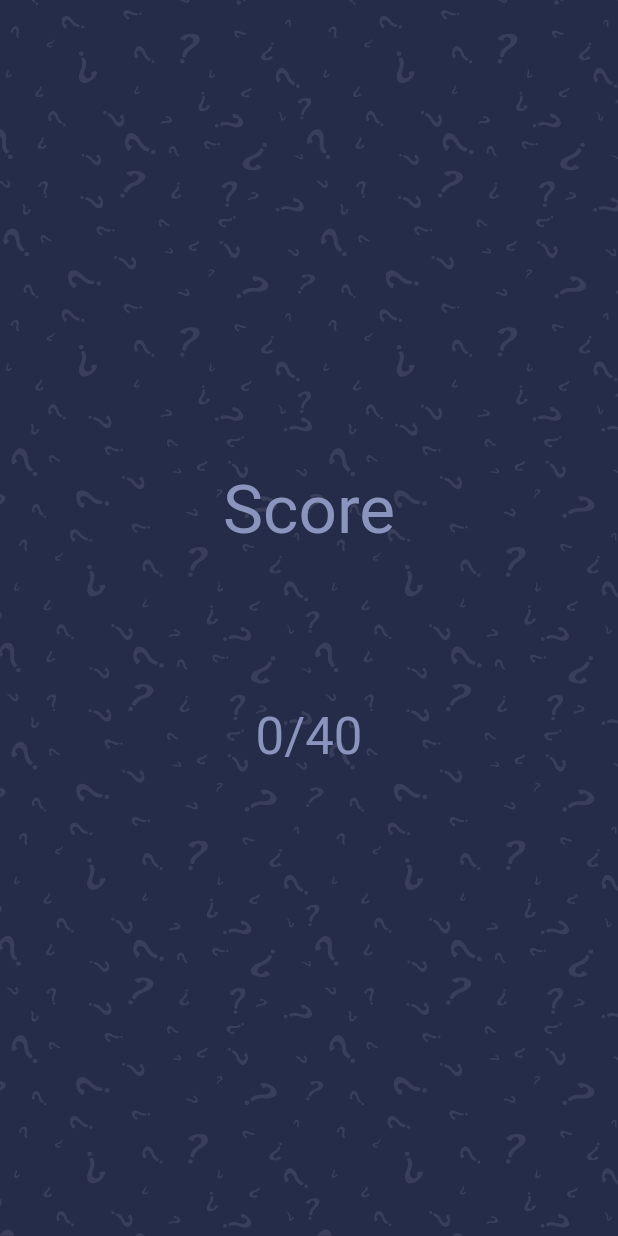
After one commit to salsabilelshiekh2022/Quiz-app, a Flutter app: the screen it shows after launch, on a phone screen of 412 x 824 dp. The commit adds this screen. Run offline on Flutter 3.47's test engine with Material 2 defaults, Android fonts, the phone set to English and light mode, and no system bars; our stand-ins replace bloc, flutter_bloc, flutter_svg.

Commit message:
create score screen

```diff
--- a/lib/main.dart
+++ b/lib/main.dart
@@ -2,7 +2,7 @@ import 'package:flutter/material.dart';
 import 'package:flutter_bloc/flutter_bloc.dart';
 import 'package:quiz_app/cubit/questions_cubit.dart';
 import 'package:quiz_app/views/screens/quiz_screen.dart';
-import 'package:quiz_app/views/screens/welcome_screen.dart';
+import 'package:quiz_app/views/screens/score_screen.dart';
 
 void main() {
   runApp(const MyApp());
@@ -20,7 +20,7 @@ class MyApp extends StatelessWidget {
         title: 'Quiz App',
         debugShowCheckedModeBanner: false,
         theme: ThemeData.dark(),
-        home: QuizScreen(),
+        home: ScoreScreen(),
       ),
     );
   }
--- /dev/null
+++ b/lib/views/screens/score_screen.dart
@@ -0,0 +1,55 @@
+import 'package:flutter/material.dart';
+import 'package:flutter_bloc/flutter_bloc.dart';
+import 'package:flutter_svg/svg.dart';
+import 'package:quiz_app/constants.dart';
+
+import '../../cubit/questions_cubit.dart';
+import '../../models/questions.dart';
+
+class ScoreScreen extends StatelessWidget {
+  const ScoreScreen({super.key});
+
+  @override
+  Widget build(BuildContext context) {
+    return Scaffold(
+      body: Stack(
+        fit: StackFit.expand,
+        children: [
+          SvgPicture.asset(
+            'assets/images/bg.svg',
+            fit: BoxFit.fill,
+          ),
+          Column(
+            children: [
+              const Spacer(
+                flex: 3,
+              ),
+              Text(
+                "Score",
+                style: Theme.of(context)
+                    .textTheme
+                    .displaySmall
+                    ?.copyWith(color: kSecondaryColor),
+              ),
+              const Spacer(),
+              BlocBuilder<QuestionsCubit, QuestionsState>(
+                  builder: (context, state) {
+                var cubit = BlocProvider.of<QuestionsCubit>(context);
+                return Text(
+                  "${cubit.numOfCorrectAns * 10}/${questions.length * 10}",
+                  style: Theme.of(context)
+                      .textTheme
+                      .headlineMedium
+                      ?.copyWith(color: kSecondaryColor),
+                );
+              }),
+              const Spacer(
+                flex: 3,
+              )
+            ],
+          )
+        ],
+      ),
+    );
+  }
+}
--- a/lib/views/widgets/progress_bar.dart
+++ b/lib/views/widgets/progress_bar.dart
@@ -40,8 +40,7 @@ class _ProgressBarState extends State<ProgressBar>
         if (BlocProvider.of<QuestionsCubit>(context).isAnswered) {
           controller.stop();
         }
-        if (BlocProvider.of<QuestionsCubit>(context).reset ||
-            BlocProvider.of<QuestionsCubit>(context).isSkiped) {
+        if (BlocProvider.of<QuestionsCubit>(context).reset) {
           Future.delayed(const Duration(seconds: 2), () {
             controller.reset();
             controller.forward().whenComplete(
```
